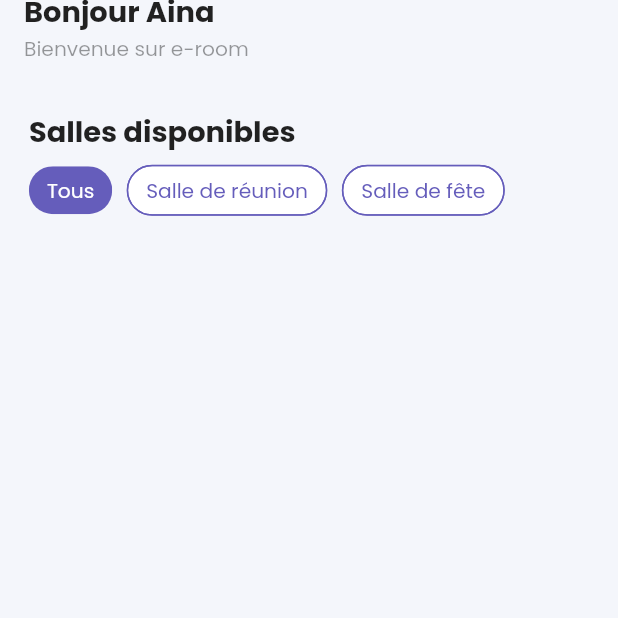
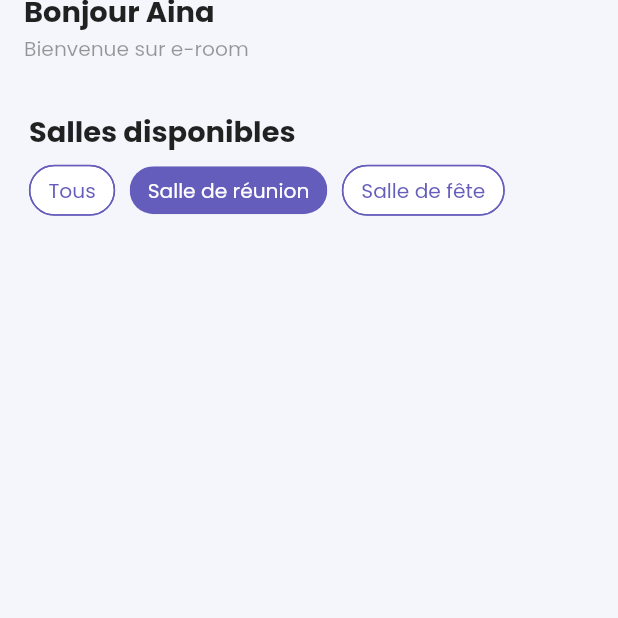
Before and after one commit to Poseidon1402/room_master, a Flutter app: the RoomListScreen screen opened by its route, after a tap on "Salle de réunion", on a phone screen of 412 x 824 dp, the top half of it. Run offline on Flutter 3.47's test engine with Material 2 defaults, Android fonts, the light colour scheme and no system bars; our stand-ins replace bloc, cloud_firestore, equatable, firebase_auth, firebase_core, flutter_bloc and 6 more; missing offline and left inert: qr_code_scanner, time_range_picker; accounts and stored records are empty.

Commit message:
done:filtering data

```diff
--- a/lib/features/room_list/presentation/widgets/room_list_body.dart
+++ b/lib/features/room_list/presentation/widgets/room_list_body.dart
@@ -7,8 +7,15 @@ import '../bloc/room_bloc.dart';
 import 'room.dart';
 import 'room_category_filter_chip.dart';
 
-class RoomListBody extends StatelessWidget {
+class RoomListBody extends StatefulWidget {
   const RoomListBody({super.key});
+
+  @override
+  State<RoomListBody> createState() => _RoomListBodyState();
+}
+
+class _RoomListBodyState extends State<RoomListBody> {
+  String _selectedCategory = 'Tous';
 
   @override
   Widget build(BuildContext context) {
@@ -35,18 +42,18 @@ class RoomListBody extends StatelessWidget {
               children: [
                 RoomCategoryFilterChip(
                   text: 'Tous',
-                  onSelected: (value) => print('test'),
-                  isSelected: true,
+                  onSelected: (value) => setState(() => _selectedCategory = 'Tous'),
+                  isSelected: _selectedCategory == 'Tous',
                 ),
                 RoomCategoryFilterChip(
                   text: 'Salle de réunion',
-                  onSelected: (value) => print('test'),
-                  isSelected: false,
+                  onSelected: (value) => setState(() => _selectedCategory = 'Réunion'),
+                  isSelected: _selectedCategory == 'Réunion',
                 ),
                 RoomCategoryFilterChip(
                   text: 'Salle de fête',
-                  onSelected: (value) => print('test'),
-                  isSelected: false,
+                  onSelected: (value) => setState(() => _selectedCategory = 'fête'),
+                  isSelected: _selectedCategory == 'fête',
                 ),
               ],
             ),
@@ -59,12 +66,14 @@ class RoomListBody extends StatelessWidget {
                 );
               }
 
+              final rooms = _selectedCategory == 'Tous' ? state.rooms : state.rooms?.where((room) => room.type == _selectedCategory).toList();
+
               return Expanded(
                 child: ListView.builder(
-                  itemCount: state.rooms?.length,
+                  itemCount: rooms?.length,
                   itemBuilder: (context, index) {
                     return Room(
-                      room: state.rooms![index],
+                      room: rooms![index],
                     );
                   },
                 ),
```
